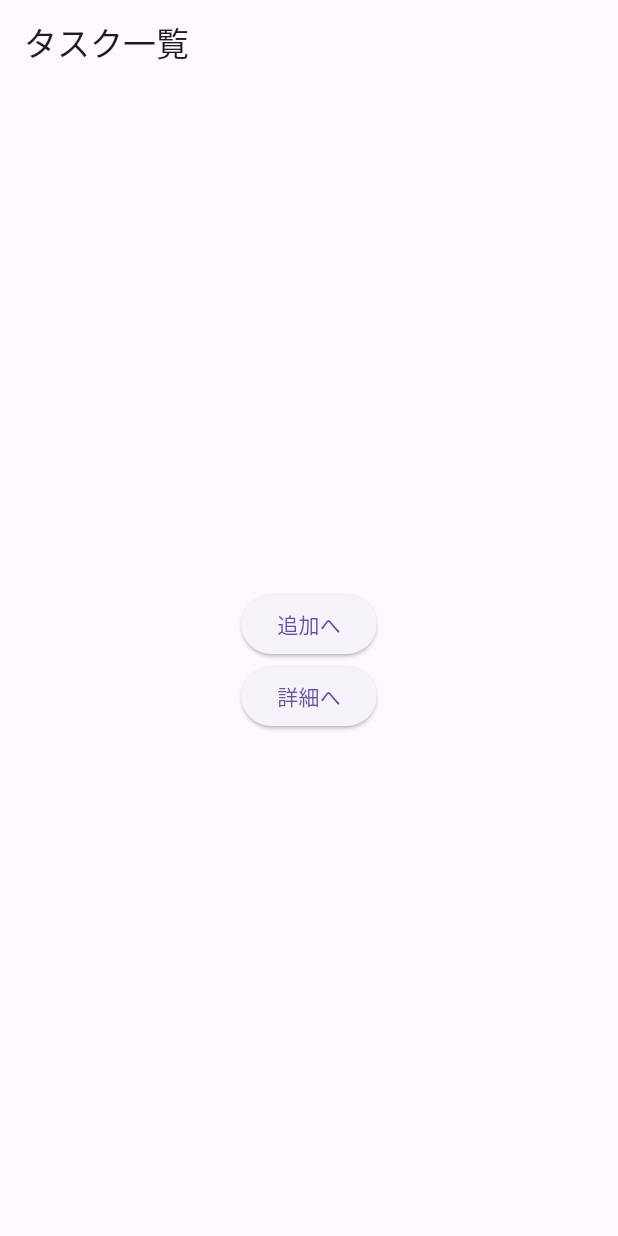
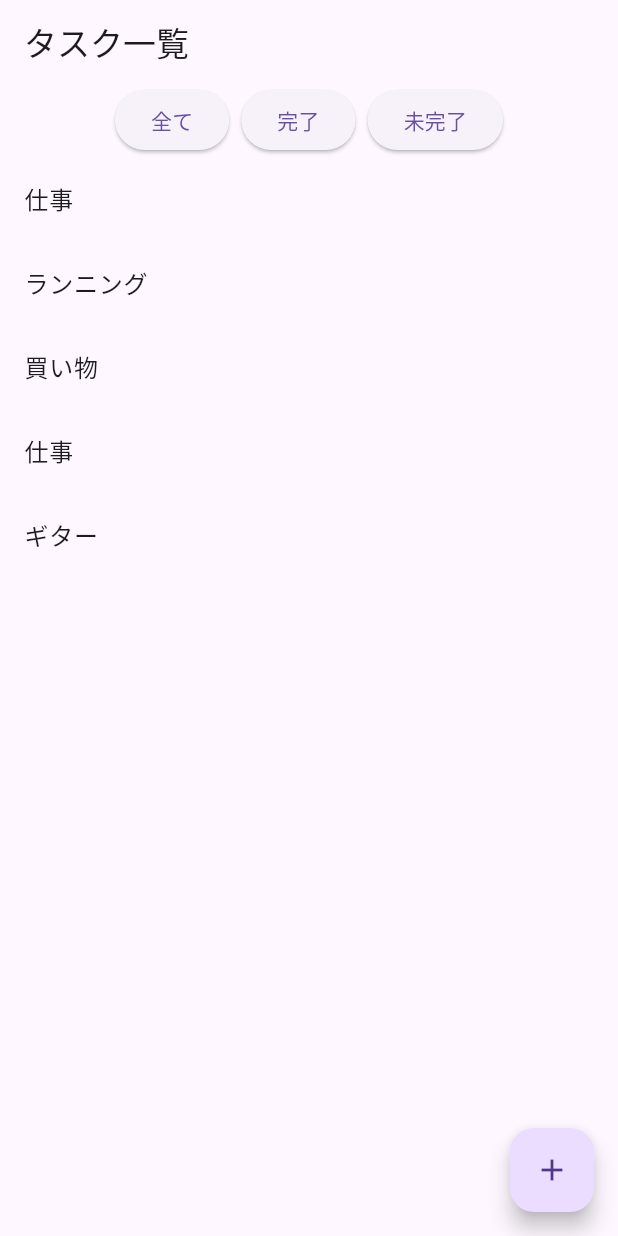
Before and after one commit to yukimiyake0607/flutter_clean_architecture_sample, a Flutter app: the screen it shows after launch, on a phone screen of 412 x 824 dp. Run offline on Flutter 3.47's test engine with Material 3 defaults, Android fonts, the light colour scheme and no system bars; our stand-ins replace flutter_riverpod, go_router.

Commit message:
feat: タスクリスト画面にフィルタリング機能とリトライボタンを追加

```diff
--- a/lib/presentation/task_list/task_list_screen.dart
+++ b/lib/presentation/task_list/task_list_screen.dart
@@ -1,4 +1,5 @@
 import 'package:flutter/material.dart';
+import 'package:flutter_clean_architecture_sample/presentation/task_list/task_list_view_model.dart';
 import 'package:flutter_riverpod/flutter_riverpod.dart';
 import 'package:go_router/go_router.dart';
 
@@ -10,22 +11,68 @@ class TaskListScreen extends ConsumerWidget {
 
   @override
   Widget build(BuildContext context, WidgetRef ref) {
+    final state = ref.watch(taskListViewModelProvider);
+    final viewModel = ref.read(taskListViewModelProvider.notifier);
     return Scaffold(
       appBar: AppBar(title: const Text('タスク一覧')),
-      body: Center(
-        child: Column(
-          mainAxisSize: MainAxisSize.min,
-          children: [
-            ElevatedButton(
-              onPressed: () => context.go('/tasks/new'),
-              child: const Text('追加へ'),
+      body: Column(
+        children: [
+          Row(
+            mainAxisAlignment: MainAxisAlignment.center,
+            children: [
+              ElevatedButton(
+                onPressed: () => viewModel.setFilter(TaskFilter.all),
+                child: Text('全て'),
+              ),
+              const SizedBox(width: 8),
+              ElevatedButton(
+                onPressed: () => viewModel.setFilter(TaskFilter.completed),
+                child: Text('完了'),
+              ),
+              const SizedBox(width: 8),
+              ElevatedButton(
+                onPressed: () => viewModel.setFilter(TaskFilter.active),
+                child: Text('未完了'),
+              ),
+            ],
+          ),
+          if (state.load.running || state.load.result == null)
+            const Expanded(child: Center(child: CircularProgressIndicator())),
+          if (state.load.hasError)
+            Expanded(
+              child: Center(
+                child: Column(
+                  mainAxisSize: MainAxisSize.min,
+                  children: [
+                    Text('読み込みに失敗しました'),
+                    ElevatedButton(
+                      onPressed: () => viewModel.load(),
+                      child: Text('リトライ'),
+                    ),
+                  ],
+                ),
+              ),
             ),
-            ElevatedButton(
-              onPressed: () => context.go('/tasks/1'),
-              child: const Text('詳細へ'),
+          if (state.load.completed)
+            Expanded(
+              child: ListView.builder(
+                itemCount: state.filteredTasks.length,
+                itemBuilder: (context, index) {
+                  final task = state.filteredTasks[index];
+                  return ListTile(
+                    onTap: () => context.push('/tasks/${task.id}'),
+                    title: Text(task.title.value),
+                  );
+                },
+              ),
             ),
-          ],
-        ),
+        ],
+      ),
+      floatingActionButton: FloatingActionButton(
+        onPressed: () {
+          context.push('/tasks/new');
+        },
+        child: Icon(Icons.add),
       ),
     );
   }
```
